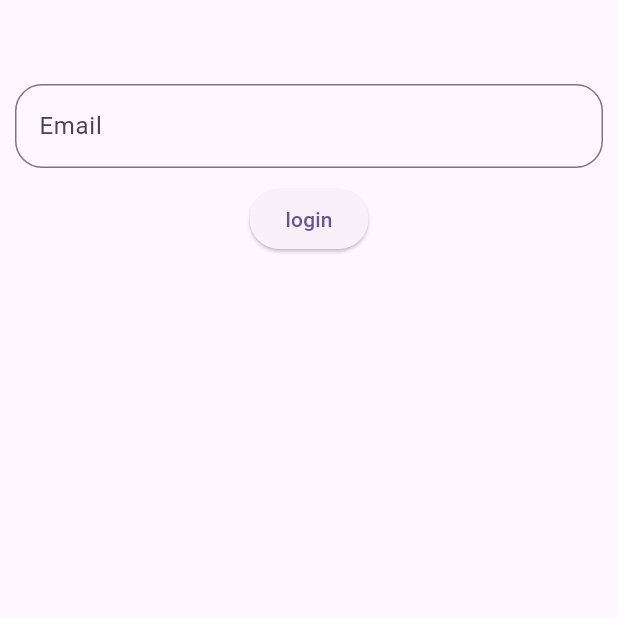
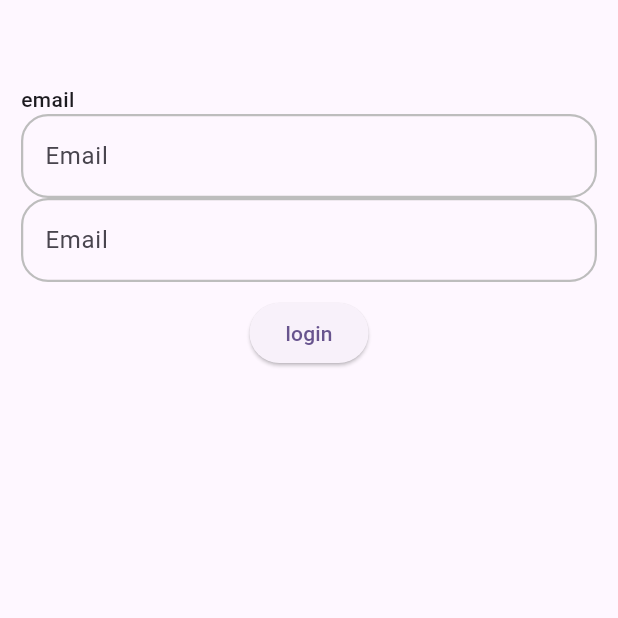
Before and after one commit to Onebluesky882/waimath, a Flutter app: the screen it shows after launch, after a tap on "sign in", after a tap on "login", on a phone screen of 412 x 824 dp, the top half of it. Run offline on Flutter 3.47's test engine with Material 3 defaults, Android fonts, the phone set to English and light mode, and no system bars; our stand-ins replace go_router, google_sign_in, supabase_flutter, url_strategy; accounts and stored records are empty.

Commit message:
build : login ui

```diff
--- a/lib/feature/auth/presetation/login_page.dart
+++ b/lib/feature/auth/presetation/login_page.dart
@@ -18,6 +18,16 @@ class _LoginPageState extends State<LoginPage> {
   }
 
   @override
+  void setState(VoidCallback fn) {
+    super.setState(fn);
+  }
+
+  void login() {
+    print(emailController.text);
+    print(passwordController.text);
+  }
+
+  @override
   void dispose() {
     emailController.dispose();
     passwordController.dispose();
@@ -26,33 +36,65 @@ class _LoginPageState extends State<LoginPage> {
 
   @override
   Widget build(BuildContext context) {
-    print(emailController);
     return PaddingXy(
+      x: 14,
       child: Column(
         children: [
-          PaddingXy(
-            x: 10,
-            child: TextField(
-              decoration: InputDecoration(
-                hintText: 'Email',
-                border: OutlineInputBorder(
-                  borderRadius: BorderRadius.circular(18),
-                ),
-              ),
-              controller: emailController,
+          Align(
+            alignment: .centerLeft,
+            child: Text(
+              'email',
+              style: TextStyle(fontWeight: FontWeight.w500),
+              textAlign: .start,
             ),
           ),
+          TextLoginField(controller: emailController, hintText: 'Email'),
+          TextLoginField(
+            controller: passwordController,
+            hintText: "Password",
+            obscureText: true,
+          ),
+
           SizedBox(height: 10),
-          ElevatedButton(
-            onPressed: () {
-              void login() {
-                print('$emailController');
-              }
-            },
-            child: Text('login'),
-          ),
+          ElevatedButton(onPressed: login, child: Text('login')),
         ],
       ),
     );
   }
 }
+
+class TextLoginField extends StatelessWidget {
+  final TextEditingController controller;
+  final String hintText;
+  final bool obscureText;
+  const TextLoginField({
+    super.key,
+    required this.controller,
+    required this.hintText,
+    this.obscureText = false,
+  });
+
+  @override
+  Widget build(BuildContext context) {
+    return TextField(
+      controller: controller,
+      obscureText: obscureText,
+      decoration: InputDecoration(
+        hintText: 'Email',
+        border: OutlineInputBorder(borderRadius: .circular(18)),
+        enabledBorder: OutlineInputBorder(
+          borderRadius: BorderRadius.circular(18),
+          borderSide: BorderSide(color: Colors.grey.shade400, width: 1.5),
+        ),
+
+        focusedBorder: OutlineInputBorder(
+          borderRadius: BorderRadius.circular(18),
+          borderSide: BorderSide(
+            color: Colors.blue, // border color when focused
+            width: 2,
+          ),
+        ),
+      ),
+    );
+  }
+}
```
